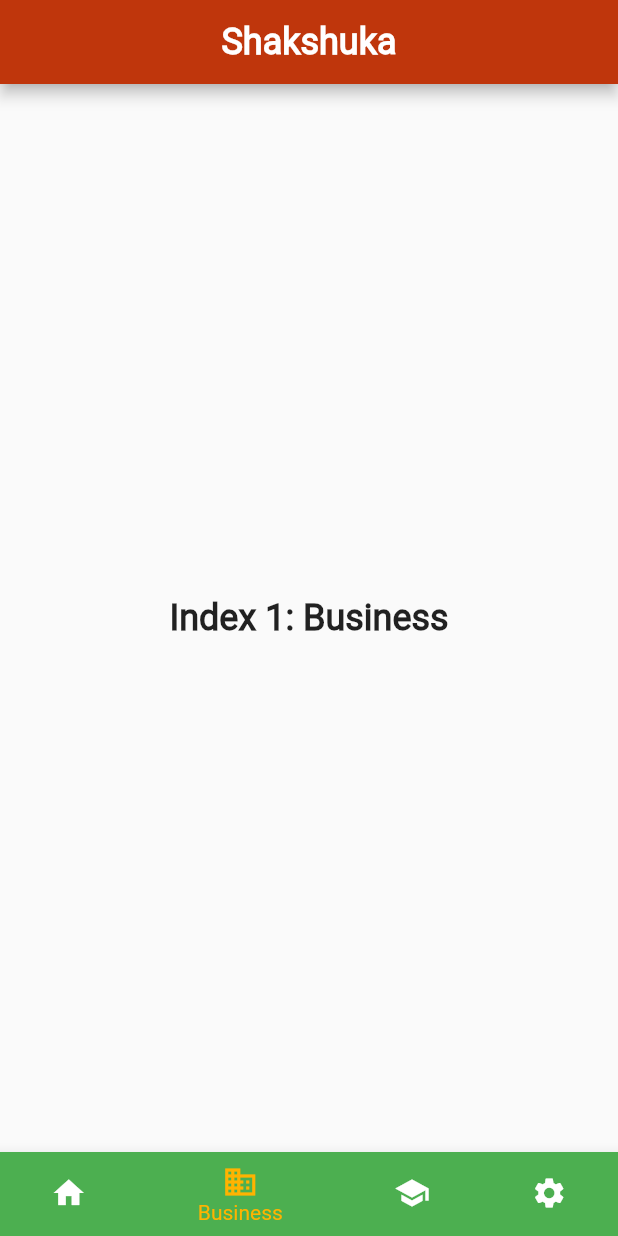
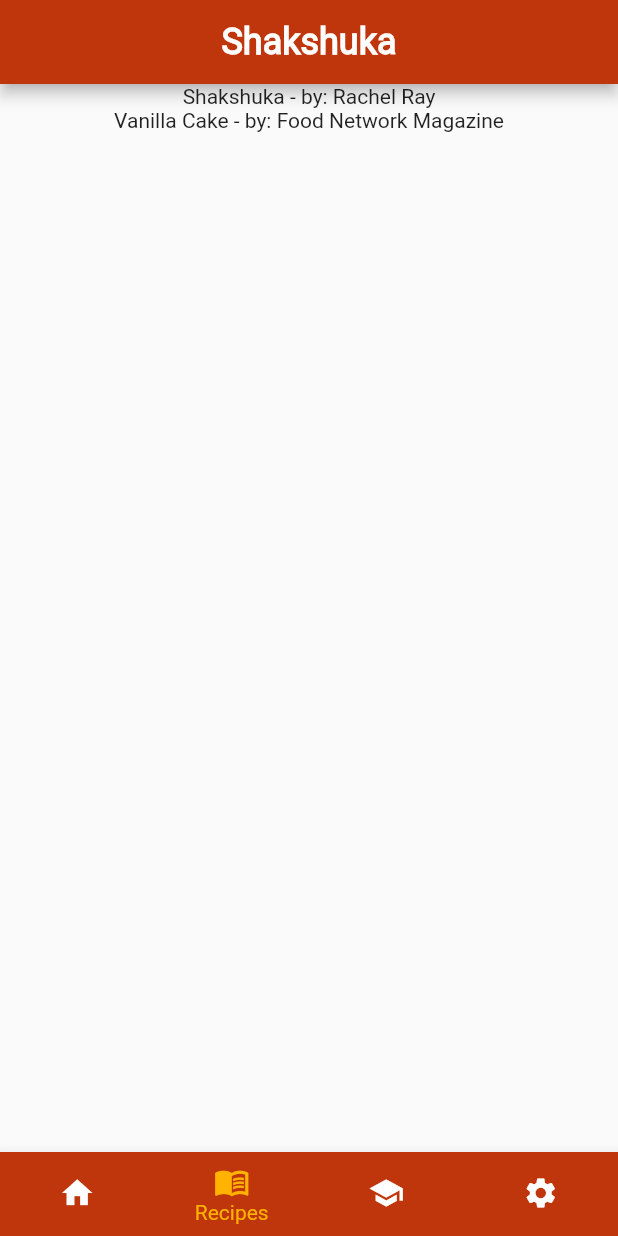
Before and after one commit to FS-CSCI150-F21/FS-CSCI150-F21-Team5, a Flutter app: the screen it shows after launch, item 2 of the bottom bar chosen, on a phone screen of 412 x 824 dp. Run offline on Flutter 3.47's test engine with Material 2 defaults, Android fonts, the phone set to English and light mode, and no system bars.

Commit message:
added a basic class to store recipes, as well as a page to display them rudimentarily

```diff
--- a/lib/main.dart
+++ b/lib/main.dart
@@ -1,4 +1,9 @@
 import 'package:flutter/material.dart';
+import 'recipe.dart';
+
+
+
+
 
 void main() {
   //int _selectedIndex = 0;
@@ -23,7 +28,7 @@ class ShakshukaApp extends StatelessWidget {
         // is not restarted.
         primarySwatch: Colors.red,
       ),*/
-      home: StatefulScreen(),//Home(),//
+      home: AppWrapper(),
     );
   }
 }
@@ -31,13 +36,13 @@ class ShakshukaApp extends StatelessWidget {
 
 
 
-class StatefulScreen extends StatefulWidget {
-  const StatefulScreen({Key? key}) : super(key: key);
+class AppWrapper extends StatefulWidget {
+  const AppWrapper({Key? key}) : super(key: key);
   @override
-  _StatefulScreenState createState() => _StatefulScreenState();
+  _AppWrapperState createState() => _AppWrapperState();
 }
 
-class _StatefulScreenState extends State<StatefulScreen> {
+class _AppWrapperState extends State<AppWrapper> {
   int _selectedIndex = 0;
   static const TextStyle optionStyle =
   TextStyle(fontSize: 24, fontWeight: FontWeight.bold);
@@ -48,10 +53,11 @@ class _StatefulScreenState extends State<StatefulScreen> {
       style: optionStyle,
     ),*/
     Home(),
-    Text(
+    /*Text(
       'Index 1: Business',
       style: optionStyle,
-    ),
+    ),*/
+    CardDisplayPage(),
     Text(
       'Index 2: School',
       style: optionStyle,
@@ -90,36 +96,42 @@ class _StatefulScreenState extends State<StatefulScreen> {
       ),
 
       bottomNavigationBar: BottomNavigationBar(
+        type: BottomNavigationBarType.fixed,
+        backgroundColor: Colors.deepOrange[900],
+        selectedItemColor: Colors.amber[600],
+        unselectedItemColor: Colors.white,
+        showUnselectedLabels: false,
+        currentIndex: _selectedIndex,
+        onTap: _onItemTapped,
+
+        // background colors only change with "type: .fixed"
         items: const <BottomNavigationBarItem>[
 
           BottomNavigationBarItem(
             icon: Icon(Icons.home),
             label: 'Home',
-            backgroundColor: Colors.deepOrange,
+            //backgroundColor: Colors.deepOrange,
           ),
 
           BottomNavigationBarItem(
-            icon: Icon(Icons.business),
-            label: 'Business',
-            backgroundColor: Colors.green,
+            icon: Icon(Icons.menu_book),
+            label: 'Recipes',
+            //backgroundColor: Colors.amber,
           ),
 
           BottomNavigationBarItem(
             icon: Icon(Icons.school),
             label: 'School',
-            backgroundColor: Colors.purple,
+            //backgroundColor: Colors.purple,
           ),
 
           BottomNavigationBarItem(
             icon: Icon(Icons.settings),
             label: 'Settings',
-            backgroundColor: Colors.pink,
+            //backgroundColor: Colors.pink,
           ),
 
         ],
-        currentIndex: _selectedIndex,
-        selectedItemColor: Colors.amber[600],
-        onTap: _onItemTapped,
       ),
     );
   }
@@ -232,6 +244,41 @@ class Home extends StatelessWidget {
     );
   }
 }
+
+
+
+
+class CardDisplayPage extends StatefulWidget {
+  const CardDisplayPage({Key? key}) : super(key: key);
+  @override
+  _CardDisplayPageState createState() => _CardDisplayPageState();
+}
+
+class _CardDisplayPageState extends State<CardDisplayPage> {
+  @override
+  Widget build(BuildContext context) {
+    return Column(
+      /*  Take the list of Recipes "recipes", and then for each member of that
+      list we're calling "recipe", we take that member's "name" property and
+      shove it into a text widget. We then convert this mapping into a list */
+      children: recipes.map((recipe) => Text(
+          '${recipe.name} - by: ${recipe.creator}'
+      )).toList(),
+    );
+  }
+}
+
+
+
+
+
+
+
+
+
+
+
+
 
       /*Center(
         child: ElevatedButton.icon(
--- /dev/null
+++ b/lib/recipe.dart
@@ -0,0 +1,114 @@
+import 'package:flutter/cupertino.dart';
+
+enum RecipeDifficulty {
+  easy,
+  moderate,
+  hard,
+  shakshukaLord
+}
+
+class Ingredient {
+  double? quantity;
+  String? unit;
+  String? ingredient;
+
+  Ingredient({
+    this.quantity,
+    this.unit,
+    this.ingredient
+  });
+}
+
+class Recipe {
+  String name;
+  String? cookTime;
+  String? prepTime;
+  Ingredient? yield;
+  RecipeDifficulty? difficulty;
+  String? creator;
+  Image? image;
+  List<Ingredient> ingredients;
+  List<String> directions;
+
+  Recipe({
+    required this.name,
+    this.cookTime,
+    this.prepTime,
+    this.yield,
+    this.difficulty,
+    this.creator,
+    this.image,
+    required this.ingredients,
+    required this.directions
+  });
+}
+
+
+
+
+List<Recipe> recipes = [
+  Recipe(
+    name: 'Shakshuka',
+    cookTime: '30 minutes',
+    yield: Ingredient(quantity: 4, unit: 'servings'),
+    difficulty: RecipeDifficulty.easy,
+    creator: 'Rachel Ray',
+    image: Image.network('https://food.fnr.sndimg.com/content/dam/images/food/fullset/2019/2/0/TM2808_Shakshuka.jpg.rend.hgtvcom.826.620.suffix/1552666959593.jpeg'),
+    ingredients: <Ingredient>[
+      Ingredient(ingredient: 'extra virgin olive oil'),
+      Ingredient(quantity: 1, unit: 'pound', ingredient: 'ground lamb or beef'),
+      Ingredient(quantity: 1, ingredient: 'onion'),
+      Ingredient(quantity: 2, ingredient: 'red finger chili peppers'),
+      Ingredient(quantity: 4, unit: 'large cloves', ingredient: 'garlic'),
+      Ingredient(quantity: 1, unit: 'teaspoon', ingredient: 'caraway seed'),
+      Ingredient(quantity: 1, unit: 'teaspoon', ingredient: 'pimenton or paprika'),
+      Ingredient(quantity: 0.125, unit: 'teaspoons', ingredient: 'freshly grated nutmeg'),
+      Ingredient(ingredient: 'salt and pepper'),
+      Ingredient(quantity: 14, unit: 'ounces', ingredient: 'crushed or diced fire-roasted tomatoes'),
+      Ingredient(quantity: 14, unit: 'ounces', ingredient: 'tomato sauce or passata'),
+      Ingredient(quantity: 1, unit: 'drizzle', ingredient: 'honey (optional)'),
+      Ingredient(quantity: 0.75, unit: 'pound brick', ingredient: 'feta in water'),
+      Ingredient(quantity: 5, ingredient: 'large eggs'),
+      Ingredient(ingredient: 'garlic naan bread'),
+      Ingredient(quantity: 2, unit: 'tablespoons', ingredient: 'butter, melted'),
+      Ingredient(ingredient: 'greek yogurt (optional)'),
+      Ingredient(ingredient: 'cilantro leaves, picked'),
+      Ingredient(quantity: 3, ingredient: 'scallions, finely chopped'),
+    ],
+    directions: <String>[
+      'Preheat oven to 375 F.',
+      'Gather your ingredients.',
+      'Heat a large cast-iron skillet over medium-high heat. Add extra virgin olive oil to the pan, 2 turns of the pan. Add ground meat, crumble and cook until the pink color goes away and meat is lightly browned.',
+      'Peel and chop onion, seed and finely chop the peppers and chop or slice the garlic. Add onions and peppers to the meat and stir to soften a few minutes. Add seeds, spices and garlic; stir.',
+      'Puree in food processor a can of chipotle in adobo. Add 2 tablespoons to pan and the rest to a bag to freeze and store for another use.',
+      'Add tomatoes, honey if using, feta and stir. Make 4 to 6 nests in meat sauce using the back of a wooden spoon and drop eggs into them. Transfer pan to oven for 8 to 10 minutes till eggs set.',
+      'For naan, heat a griddle over high heat. Scatter a little water onto skillet and griddle the bread to blister, then flip. Brush bread with melted butter and cut into pieces/wide strips.',
+      'Garnish eggs with dollops of yogurt if using, cilantro leaves and scallions. ',
+    ],
+  ),
+
+  Recipe(
+    name: 'Vanilla Cake',
+    cookTime: '30 minutes',
+    prepTime: '30 minutes',
+    yield: Ingredient(quantity: 2, unit: '9-inch', ingredient: 'cakes'),
+    difficulty: RecipeDifficulty.easy,
+    creator: 'Food Network Magazine',
+    image: Image.network('https://food.fnr.sndimg.com/content/dam/images/food/fullset/2012/12/20/2/FNM_010113-Basic-Vanilla_s4x3.jpg.rend.hgtvcom.826.620.suffix/1371613590018.jpeg'),
+    ingredients: <Ingredient>[
+      Ingredient(quantity: 2, unit: 'sticks', ingredient: 'unsalted butter (room temp, more need for pans)'),
+      Ingredient(quantity: 3, unit: 'cups', ingredient: 'all-purpose flour (more for pans)'),
+      Ingredient(quantity: 1, unit: 'tablespoon', ingredient: 'baking powder'),
+      Ingredient(quantity: 0.5, unit: 'teaspoon', ingredient: 'salt'),
+      Ingredient(quantity: 1.25, unit: 'cups', ingredient: 'sugar'),
+      Ingredient(quantity: 4, ingredient: 'large eggs (room temp)'),
+      Ingredient(quantity: 1, unit: 'tablespoon', ingredient: 'vanilla extract'),
+      Ingredient(quantity: 1.25, unit: 'cups', ingredient: 'whole milk'),
+    ],
+    directions: <String>[
+      'Preheat the oven to 350 degrees F. Butter two 9-inch-round cake pans and line the bottoms with parchment paper; butter the parchment and dust the pans with flour, tapping out the excess.',
+      'Whisk 3 cups flour, the baking powder and salt in a bowl until combined. Beat 2 sticks butter and the sugar in a large bowl with a mixer on medium-high speed until light and fluffy, about 3 minutes. Reduce the mixer speed to medium; beat in the eggs, one at a time, scraping down the bowl as needed. Beat in the vanilla. (The mixture may look separated at this point.) Beat in the flour mixture in 3 batches, alternating with the milk, beginning and ending with flour, until just smooth.',
+      'Divide the batter between the prepared pans. Bake until the cakes are lightly golden on top and a toothpick inserted into the middle comes out clean, 30 to 35 minutes. Transfer to racks and let cool 10 minutes, then run a knife around the edge of the pans and turn the cakes out onto the racks to cool completely. Remove the parchment. Trim the tops of the cakes with a long serrated knife to make them level, if desired.',
+    ],
+  ),
+];
```
